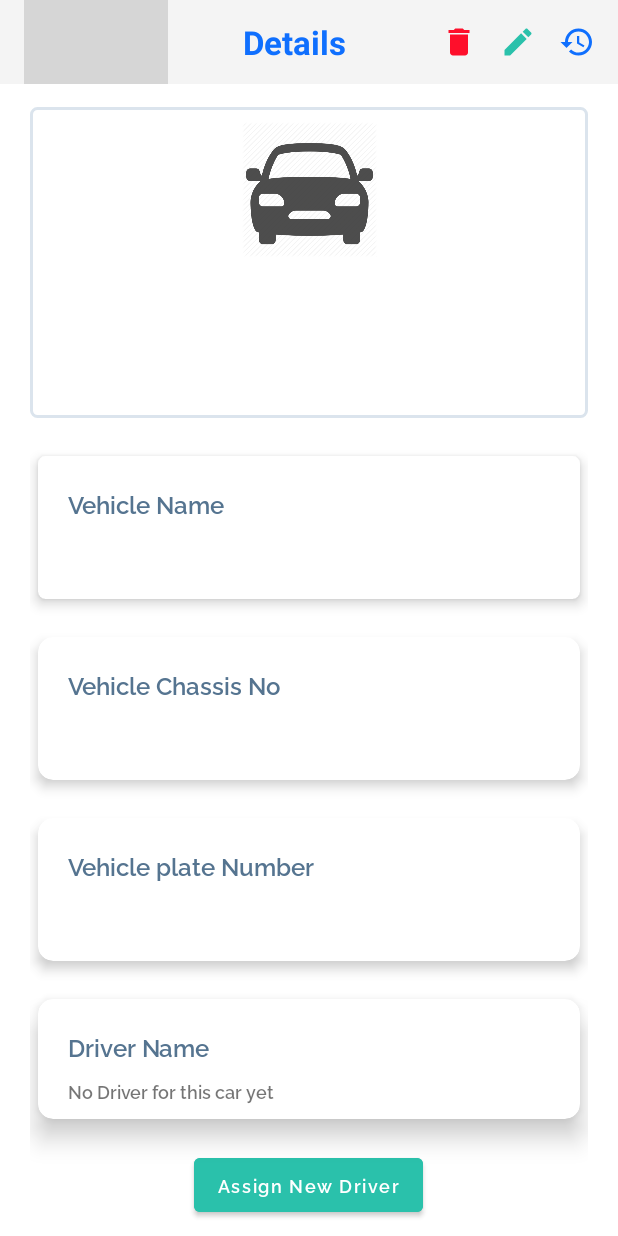
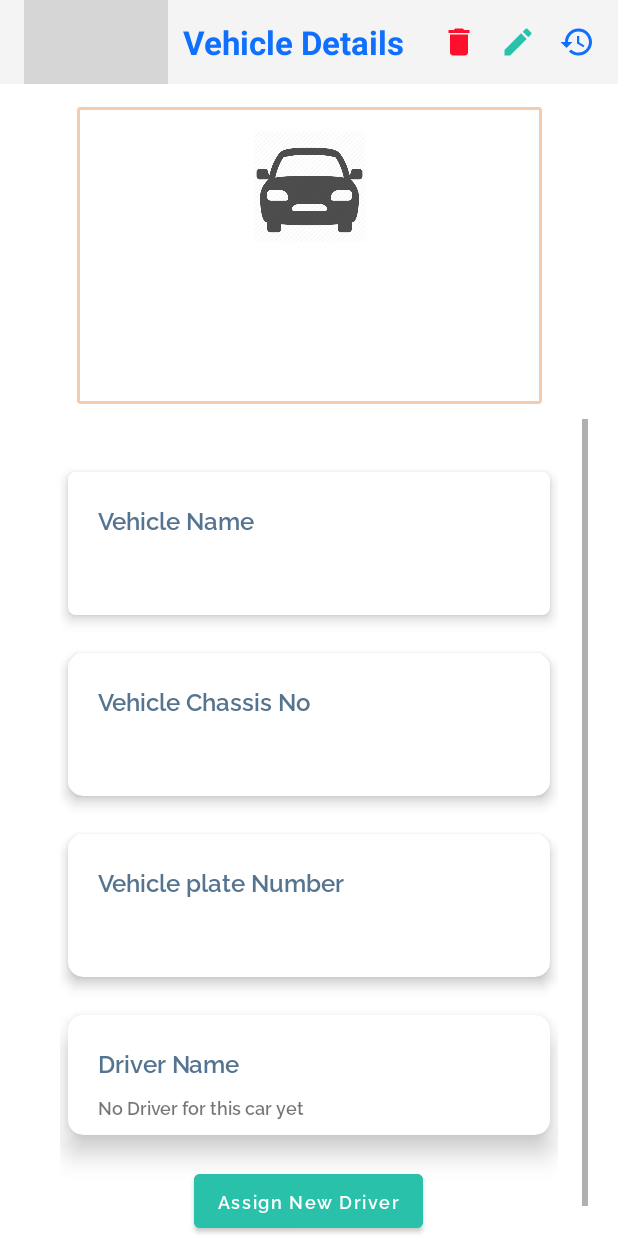
Before and after one commit to AmrEmam98/Fleet-Mangement-Project, an Android app: the CarDetailsActivity screen opened directly, with no data from a screen before it, on a phone screen of 412 x 824 dp. Run offline under Robolectric (Android 15) with nearby library versions, the phone set to English and light mode, and no system bars; our stand-ins replace Firebase (no records; nobody signed in at launch, a user with empty details on screens opened directly), data binding; Roboto replaces fonts that are not available here; 2 statements that could not run were skipped; grey boxes are pictures that could not be loaded.

Commit message:
Vehicles Search

```diff
--- a/app/src/main/java/com/example/fleetmanagementsystem/carsFunctionality/activites/CarDetailsActivity.java
+++ b/app/src/main/java/com/example/fleetmanagementsystem/carsFunctionality/activites/CarDetailsActivity.java
@@ -5,6 +5,7 @@ import android.content.Intent;
 import android.os.Bundle;
 import android.util.Log;
 import android.view.View;
+import android.widget.ImageView;
 import android.widget.TextView;
 
 import androidx.appcompat.app.AppCompatActivity;
@@ -26,15 +27,19 @@ public class CarDetailsActivity extends AppCompatActivity {
     FleetModel currentCar=new FleetModel();
     TextView driverNameTextView;
     CardView cardView;
+    ImageView vehicleImage;
     @SuppressLint("CheckResult")
     @Override
     protected void onCreate(Bundle savedInstanceState) {
         super.onCreate(savedInstanceState);
        // setContentView(R.layout.activity_car_details);
         currentCar=(FleetModel) getIntent().getExtras().getSerializable(FLEET_MODEL_KEY);
+
         ActivityCarDetailsBinding binding= DataBindingUtil.setContentView(this,R.layout.activity_car_details);
         driverNameTextView=findViewById(R.id.driver_name_details);
         cardView=findViewById(R.id.driver_cardView);
+        vehicleImage = findViewById(R.id.details_image);
+        vehicleImage.setImageResource(getIntent().getExtras().getInt("CAR_IMAGE"));
         binding.setFleeModel(currentCar);
        if(currentCar.getAssignedDriverId()!=null){
        RetrieveDataFromFireStore.retrieveDriverByID(currentCar.assignedDriverId);
@@ -100,4 +105,8 @@ public class CarDetailsActivity extends AppCompatActivity {
         startActivity(assignIntent);
 
     }
+
+    public void finishDetailsActivity(View view) {
+        finish();
+    }
 }
--- a/app/src/main/java/com/example/fleetmanagementsystem/carsFunctionality/activites/CarHistoryActivity.java
+++ b/app/src/main/java/com/example/fleetmanagementsystem/carsFunctionality/activites/CarHistoryActivity.java
@@ -5,6 +5,7 @@ import androidx.recyclerview.widget.LinearLayoutManager;
 import androidx.recyclerview.widget.RecyclerView;
 
 import android.os.Bundle;
+import android.view.View;
 
 import com.example.fleetmanagementsystem.R;
 import com.example.fleetmanagementsystem.carsFunctionality.adapter.HistoryAdapter;
@@ -25,4 +26,8 @@ public class CarHistoryActivity extends AppCompatActivity {
         recyclerView.setLayoutManager(new LinearLayoutManager(this));
         recyclerView.setAdapter(historyAdapter);
     }
+
+    public void finishHistoryActivity(View view) {
+        finish();
+    }
 }
--- a/app/src/main/java/com/example/fleetmanagementsystem/carsFunctionality/activites/ListenFromActivity.java
+++ /dev/null
@@ -1,5 +0,0 @@
-package com.example.fleetmanagementsystem.carsFunctionality.activites;
-
-public interface ListenFromActivity {
-    void doSearchInFragment(String searchKey);
-}
--- a/app/src/main/java/com/example/fleetmanagementsystem/carsFunctionality/adapter/FleetAdapter.java
+++ b/app/src/main/java/com/example/fleetmanagementsystem/carsFunctionality/adapter/FleetAdapter.java
@@ -66,7 +66,6 @@ public class FleetAdapter extends RecyclerView.Adapter<FleetAdapter.FleetViewHol
     }
 
 
-
     public class FleetViewHolder extends RecyclerView.ViewHolder  {
         TextView carName, chasissNum, plateNum;
         ImageView vehicleImageView;
@@ -92,6 +91,7 @@ public class FleetAdapter extends RecyclerView.Adapter<FleetAdapter.FleetViewHol
                     Intent intent = new Intent(context, CarDetailsActivity.class);
                     Bundle bundle = new Bundle();
                     bundle.putSerializable(FLEET_MODEL_KEY, fleetModel);
+                    bundle.putInt("CAR_IMAGE" , vehicleImage);
                     intent.putExtras(bundle);
                     context.startActivity(intent);
                 }
--- a/app/src/main/res/layout/activity_assign.xml
+++ b/app/src/main/res/layout/activity_assign.xml
@@ -24,6 +24,7 @@
             android:layout_height="wrap_content"
             android:layout_gravity="start"
             android:layout_marginLeft="10dp"
+            android:onClick="finishAssignActivity"
             android:src="@drawable/arrow_back" />
 
         <TextView
@@ -37,6 +38,7 @@
             android:textStyle="bold" />
 
         <androidx.appcompat.widget.SearchView
+            android:id="@+id/search_icon_assign"
             android:layout_width="wrap_content"
             android:layout_height="wrap_content"
             android:layout_gravity="end"
--- a/app/src/main/res/layout/activity_car_details.xml
+++ b/app/src/main/res/layout/activity_car_details.xml
@@ -30,6 +30,7 @@
             android:layout_height="wrap_content"
             android:layout_gravity="start"
             android:layout_marginLeft="10dp"
+            android:onClick="finishDetailsActivity"
             android:src="@drawable/arrow_back"
             />
 
@@ -38,7 +39,7 @@
             android:layout_height="wrap_content"
             android:textSize="22dp"
             android:textStyle="bold"
-            android:text="Details"
+            android:text="Vehicle Details"
             android:layout_marginRight="20dp"
             android:textColor="#0f6ffe"
             android:layout_gravity="center"
@@ -74,23 +75,22 @@
 
     <androidx.constraintlayout.widget.ConstraintLayout
         android:id="@+id/constraintLayout2"
-        android:layout_width="match_parent"
+        android:layout_width="wrap_content"
         android:layout_height="wrap_content"
         android:padding="10dp"
         android:layout_marginTop="15dp"
         android:layout_marginLeft="20dp"
         android:layout_marginRight="20dp"
-        android:background="@drawable/rectanglebg2"
+        android:background="@drawable/rectanglebg"
         app:layout_constraintEnd_toEndOf="parent"
         app:layout_constraintStart_toStartOf="parent"
         app:layout_constraintTop_toBottomOf="@id/toolbar_detalis">
 
         <ImageView
-            android:id="@+id/imageView2"
-            android:layout_width="90dp"
-            android:layout_height="90dp"
-            android:layout_marginRight="100dp"
-            android:layout_marginLeft="100dp"
+            android:id="@+id/details_image"
+            android:layout_width="75dp"
+            android:layout_height="75dp"
+            android:layout_marginTop="5dp"
             android:src="@drawable/car_logo1"
             android:transitionName="carImageTransition"
             app:layout_constraintEnd_toEndOf="parent"
@@ -106,11 +106,12 @@
             android:textAlignment="center"
             android:textColor="#557490"
             android:textSize="16sp"
+            android:ems="15"
             android:layout_marginTop="10dp"
             android:transitionName="carModelTransition"
             app:layout_constraintEnd_toEndOf="parent"
             app:layout_constraintStart_toStartOf="parent"
-            app:layout_constraintTop_toBottomOf="@+id/imageView2" />
+            app:layout_constraintTop_toBottomOf="@+id/details_image" />
 
         <TextView
             android:id="@+id/textview3"
@@ -121,6 +122,7 @@
             android:text="@{fleeModel.plateNum}"
             android:textAlignment="center"
             android:textSize="12dp"
+            android:ems="15"
             android:transitionName="carDriverTransition"
             app:layout_constraintEnd_toEndOf="parent"
             app:layout_constraintStart_toStartOf="parent"
@@ -156,6 +158,8 @@
         >
     <LinearLayout
         android:id="@+id/linear"
+        android:layout_margin="10dp"
+        android:padding="10dp"
         android:layout_width="match_parent"
         android:layout_height="match_parent"
         android:orientation="vertical">
@@ -368,6 +372,7 @@
             android:layout_marginLeft="10dp"
             android:layout_marginRight="10dp"
             android:layout_marginTop="10dp"
+            android:layout_marginBottom="10dp"
             android:backgroundTint="#2AC1AB"
             android:fontFamily="@font/raleway_semibold"
             android:text="Assign New Driver"
--- a/app/src/main/res/layout/activity_car_history.xml
+++ b/app/src/main/res/layout/activity_car_history.xml
@@ -23,6 +23,7 @@
             android:layout_width="wrap_content"
             android:layout_height="wrap_content"
             android:layout_gravity="start"
+            android:onClick="finishHistoryActivity"
             android:layout_marginLeft="10dp"
             android:src="@drawable/arrow_back" />
 
@@ -31,7 +32,7 @@
             android:layout_width="wrap_content"
             android:layout_height="wrap_content"
             android:layout_gravity="center"
-            android:text="Car History"
+            android:text="Vehicle History"
             android:textColor="#0f6ffe"
             android:textSize="22dp"
             android:textStyle="bold" />
--- a/app/src/main/res/layout/dialog_delete.xml
+++ b/app/src/main/res/layout/dialog_delete.xml
@@ -78,6 +78,7 @@
             app:layout_constraintTop_toBottomOf="@+id/textView2">
 
             <Button
+                android:id="@+id/cancel_btn_delete"
                 android:layout_width="wrap_content"
                 android:layout_height="wrap_content"
                 android:layout_marginRight="10dp"
```
Also changed, not shown: app/src/main/AndroidManifest.xml (+9 -17 lines), app/src/main/java/com/example/fleetmanagementsystem/carsFunctionality/activites/AssignActivity.java (+21 -0 lines), app/src/main/java/com/example/fleetmanagementsystem/carsFunctionality/activites/CarSearchActivity.java (added, +61 -0 lines), app/src/main/java/com/example/fleetmanagementsystem/carsFunctionality/activites/FleetActivity.java (+12 -0 lines), app/src/main/java/com/example/fleetmanagementsystem/carsFunctionality/adapter/AssignAdapter.java (+40 -0 lines), app/src/main/java/com/example/fleetmanagementsystem/carsFunctionality/fragment/DeleteDialog.java (+7 -1 lines), app/src/main/res/drawable/circle_bg.xml (added, +11 -0 lines), app/src/main/res/layout/activity_car_search.xml (added, +33 -0 lines), app/src/main/res/layout/activity_fleet.xml (+5 -7 lines), app/src/main/res/layout/rec_item.xml (+12 -14 lines).
